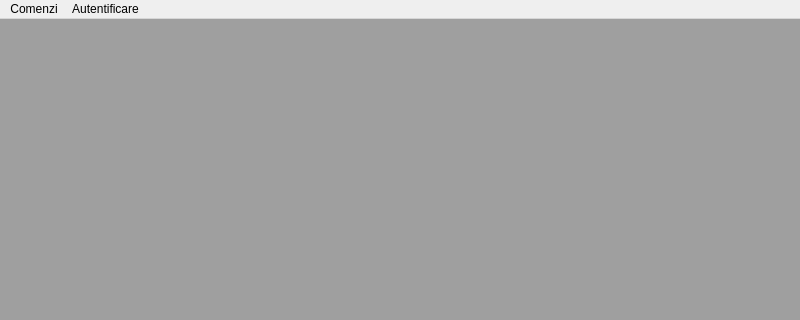
Before: the Qt Designer form mainwindow.ui in lorenzo-zurini/ShopMaster, drawn with Qt 5; both pictures show x 0 to 800 and y 0 to 320 of the 800 by 600 pixel window.
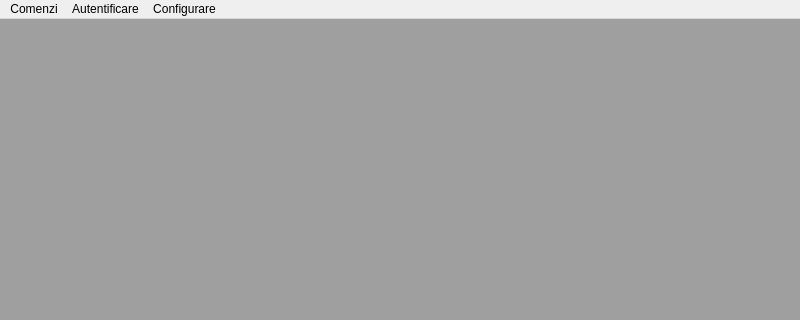
After: the same form once the commit is applied.

Commit message: [Add] First draft of the order processing ui.

Patch:
```diff
--- a/mainwindow.ui
+++ b/mainwindow.ui
@@ -84,8 +84,17 @@
     </property>
     <addaction name="actionAutentificare_eMAG"/>
    </widget>
+   <widget class="QMenu" name="menuSetari">
+    <property name="title">
+     <string>Configurare</string>
+    </property>
+    <addaction name="actionConturi"/>
+    <addaction name="actionImprimante"/>
+    <addaction name="actionUtilizatori"/>
+   </widget>
    <addaction name="menuComenzi"/>
    <addaction name="menuAutentificare"/>
+   <addaction name="menuSetari"/>
   </widget>
   <action name="actionPreluare_eMAG">
    <property name="text">
```
Left out of the diff: 15 changed lines with no effect on the pictures. The commit also changes 1 other file.
